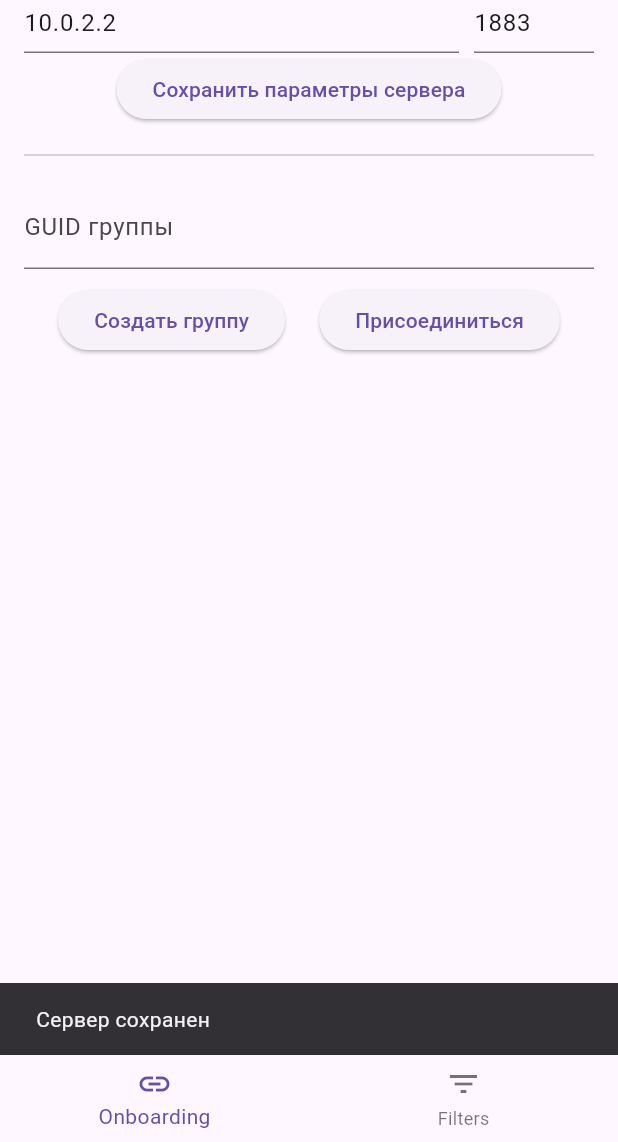
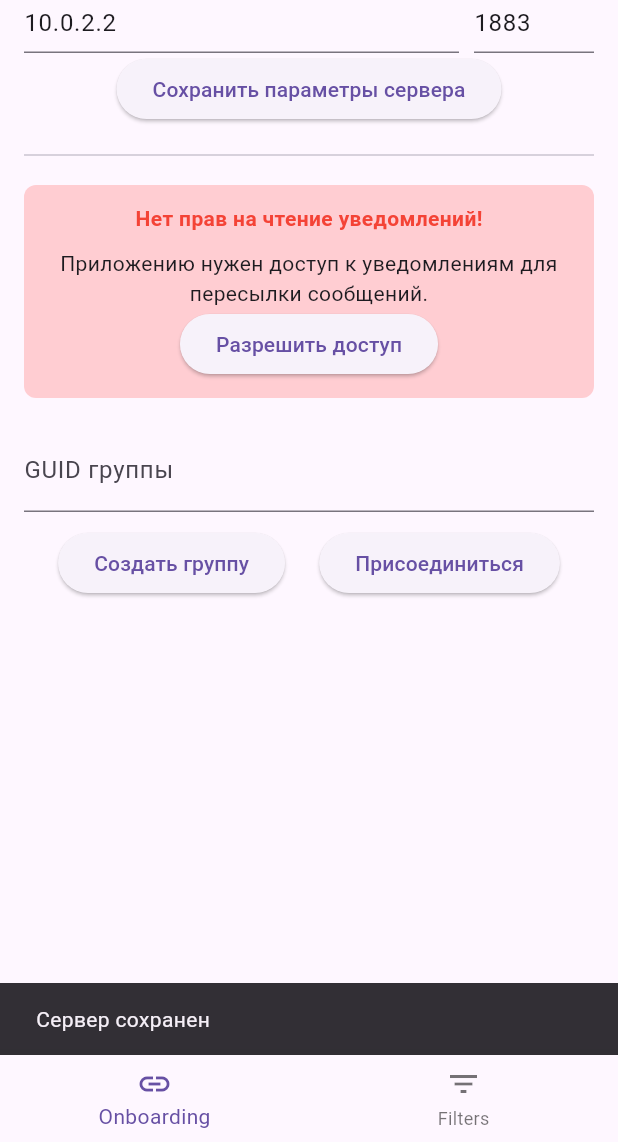
Before and after one commit to darakcheeff/notify-bridge, a Flutter app: the screen it shows after launch, after a tap on "Сохранить параметры сервера", on a phone screen of 412 x 824 dp, the part 94-1236 px from its top. Run offline on Flutter 3.47's test engine with Material 3 defaults, Android fonts, the phone set to English and light mode, and no system bars; our stand-ins replace app_links, flutter_local_notifications, qr_flutter, shared_preferences; missing offline and left inert: flutter_notification_listener, installed_apps, mqtt_client.

Commit message:
Fix: correct service class name, add Android 14 permissions, and add Proguard keep rules

```diff
--- a/mobile/lib/main.dart
+++ b/mobile/lib/main.dart
@@ -207,6 +207,7 @@ class _HomeTabState extends State<HomeTab> {
   final TextEditingController _serverController = TextEditingController();
   final TextEditingController _portController = TextEditingController();
   final TextEditingController _guidController = TextEditingController();
+  bool _hasPermission = false;
 
   @override
   void initState() {
@@ -214,6 +215,21 @@ class _HomeTabState extends State<HomeTab> {
     _serverController.text = serverAddress;
     _portController.text = serverPort.toString();
     _guidController.text = currentGuid;
+    _checkPermission();
+  }
+
+  void _checkPermission() async {
+    bool has = await NotificationsListener.hasPermission;
+    setState(() => _hasPermission = has);
+    if (has) {
+       NotificationsListener.startService();
+    }
+  }
+
+  void _grantPermission() async {
+    await NotificationsListener.openPermissionSettings();
+    // Re-check after the user returns from settings (approximate)
+    Future.delayed(const Duration(seconds: 2), _checkPermission);
   }
 
   void _createGroup() async {
@@ -292,6 +308,21 @@ class _HomeTabState extends State<HomeTab> {
               ElevatedButton(onPressed: _saveServerConfig, child: const Text("Сохранить параметры сервера")),
               const Divider(height: 40),
 
+              if (!_hasPermission)
+                 Container(
+                   padding: const EdgeInsets.all(12),
+                   decoration: BoxDecoration(color: Colors.red.shade100, borderRadius: BorderRadius.circular(8)),
+                   child: Column(
+                     children: [
+                       const Text("Нет прав на чтение уведомлений!", style: TextStyle(color: Colors.red, fontWeight: FontWeight.bold)),
+                       const SizedBox(height: 10),
+                       const Text("Приложению нужен доступ к уведомлениям для пересылки сообщений.", textAlign: TextAlign.center),
+                       ElevatedButton(onPressed: _grantPermission, child: const Text("Разрешить доступ")),
+                     ],
+                   ),
+                 ),
+
+              const SizedBox(height: 20),
               currentGuid.isEmpty
                   ? Column(
                       children: [
```
Also changed, not shown: 2 other files.
